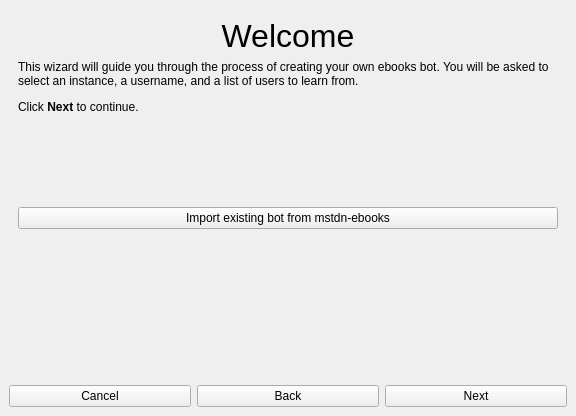
This is gui/wzd_createbot.ui in Lynnesbian/OldFediBooks as Qt 5 draws it before an edit. The edited form follows.
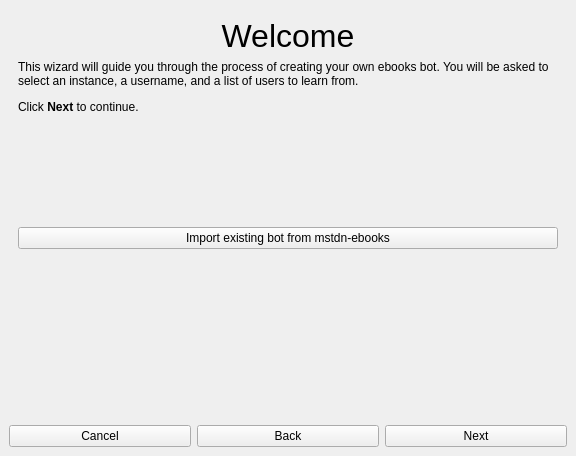
This is the edited form. Icons and pictures are not drawn.

```diff
--- a/gui/wzd_createbot.ui
+++ b/gui/wzd_createbot.ui
@@ -7,7 +7,7 @@
     <x>0</x>
     <y>0</y>
     <width>576</width>
-    <height>416</height>
+    <height>456</height>
    </rect>
   </property>
   <property name="windowTitle">
```
